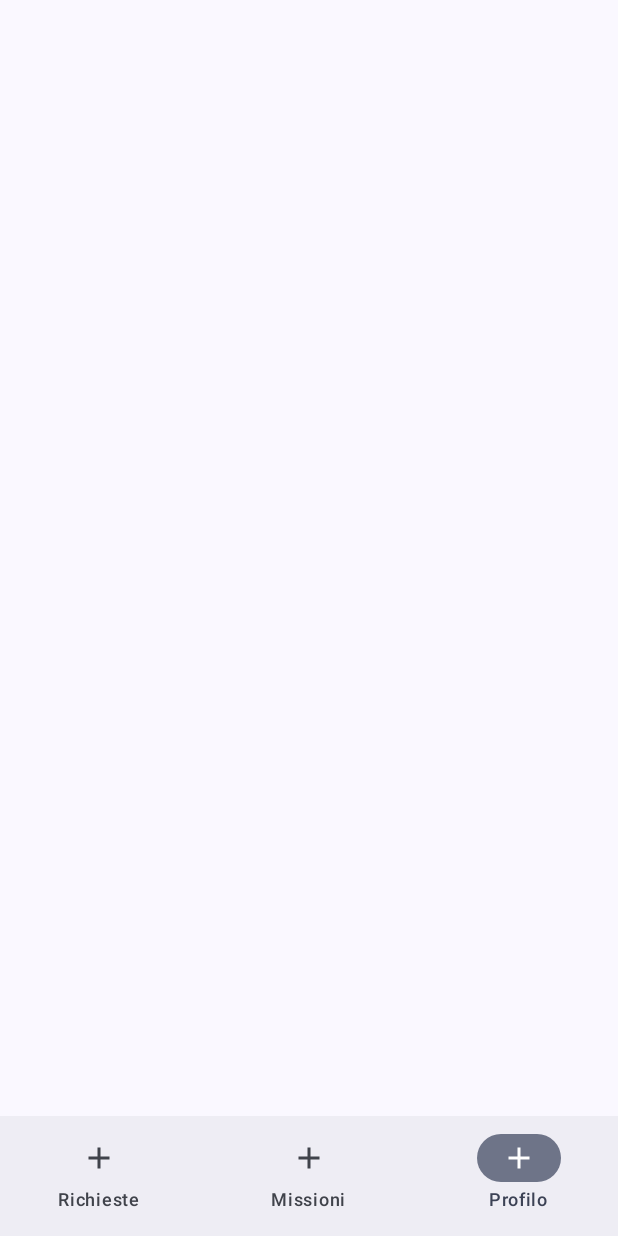
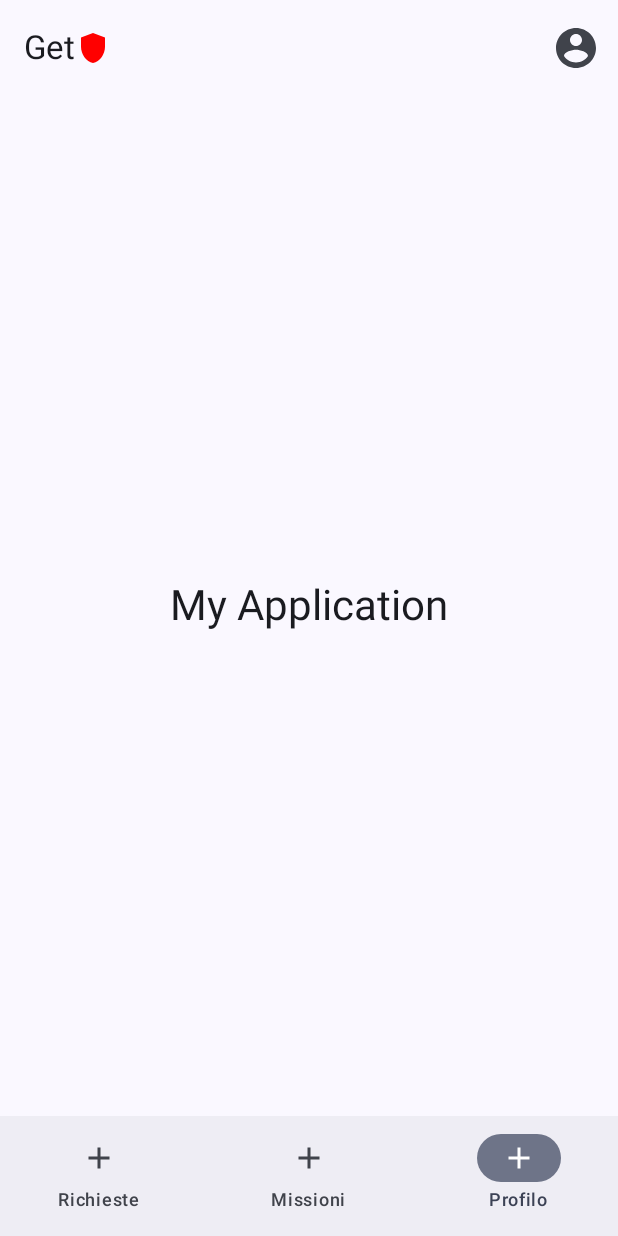
Before and after one commit to MattiaRocchi/GetRescued, an Android app built with Jetpack Compose: the ProfileScreen screen opened through its navigation route, on a phone screen of 412 x 824 dp. Run offline under Robolectric (Android 15) with nearby library versions, the phone set to English and light mode, and no system bars.

Commit message:
Add TopBar

```diff
--- a/app/src/main/java/com/example/myapplication/MainActivity.kt
+++ b/app/src/main/java/com/example/myapplication/MainActivity.kt
@@ -16,13 +16,17 @@ import com.example.myapplication.navigation.BottomNavBar
 import com.example.myapplication.navigation.NavItem
 import com.example.myapplication.ui.requests.RequestsScreen
 import com.example.myapplication.ui.theme.MyApplicationTheme
+import androidx.compose.material3.ExperimentalMaterial3Api
+import androidx.compose.ui.res.painterResource
+import com.example.myapplication.navigation.GetRescuedTopBar
+import com.example.myapplication.ui.profile.ProfileScreen
 
 class MainActivity : ComponentActivity() {
     override fun onCreate(savedInstanceState: Bundle?) {
         super.onCreate(savedInstanceState)
         setContent {
             MyApplicationTheme {
-                Surface(modifier = Modifier.Companion.fillMaxSize()) {
+                Surface(modifier = Modifier.fillMaxSize()) {
                     AppNavigation()
                 }
             }
@@ -30,33 +34,39 @@ class MainActivity : ComponentActivity() {
     }
 }
 
+@OptIn(ExperimentalMaterial3Api::class)
 @Composable
 fun AppNavigation() {
     val navController = rememberNavController()
 
     Scaffold(
+        topBar = {
+            GetRescuedTopBar(
+                navController = navController,
+                profileImage = painterResource(id = R.drawable.ic_profile_placeholder)
+            )
+        },
         bottomBar = { BottomNavBar(navController) }
     ) { padding ->
         NavHost(
             navController = navController,
             startDestination = NavItem.Requests.route,
-            modifier = Modifier.Companion.padding(padding)
+            modifier = Modifier.padding(padding)
         ) {
             composable(NavItem.Requests.route) {
                 RequestsScreen(navController)
             }
             composable(NavItem.Missions.route) {
-                //MissionsScreen(navController)
+                // MissionsScreen(navController)
             }
             composable(NavItem.Profile.route) {
-                //ProfileScreen(navController)
+                ProfileScreen(navController) // Implementata ora
             }
-            // Aggiungi le rotte per i dettagli
             composable("request_details/{requestId}") { backStackEntry ->
-                /*RequestDetailsScreen(
+                /* RequestDetailsScreen(
                     navController = navController,
                     requestId = backStackEntry.arguments?.getString("requestId") ?: ""
-                )*/
+                ) */
             }
         }
     }
--- /dev/null
+++ b/app/src/main/java/com/example/myapplication/navigation/TopBar.kt
@@ -0,0 +1,52 @@
+package com.example.myapplication.navigation
+
+import android.text.Layout
+import androidx.compose.foundation.Image
+import androidx.compose.foundation.layout.Row
+import androidx.compose.foundation.layout.size
+import androidx.compose.material.icons.Icons
+import androidx.compose.material.icons.filled.AccountCircle
+import androidx.compose.material3.ExperimentalMaterial3Api
+import androidx.compose.material3.Icon
+import androidx.compose.material3.IconButton
+import androidx.compose.material3.MaterialTheme
+import androidx.compose.material3.Text
+import androidx.compose.material3.TopAppBar
+import androidx.compose.runtime.Composable
+import androidx.compose.ui.Alignment
+import androidx.compose.ui.Modifier
+import androidx.compose.ui.graphics.Color
+import androidx.compose.ui.graphics.painter.Painter
+import androidx.compose.ui.res.painterResource
+import androidx.compose.ui.unit.dp
+import androidx.navigation.NavController
+import com.example.myapplication.R
+
+@OptIn(ExperimentalMaterial3Api::class)
+@Composable
+fun GetRescuedTopBar(
+    navController: NavController,
+    profileImage: Painter? = null
+) {
+    TopAppBar(
+        title = {
+            Row(verticalAlignment = Alignment.CenterVertically) {
+                Text("Get", style = MaterialTheme.typography.titleLarge)
+                Image(
+                    painter = painterResource(id = R.drawable.ic_red_cross),
+                    contentDescription = "Logo Croce Rossa",
+                    modifier = Modifier.size(24.dp)
+                )
+            }
+        },
+        actions = {
+            IconButton(onClick = { navController.navigate("profile") }) {
+                Icon(
+                    painter = profileImage ?: painterResource(id = R.drawable.ic_profile_placeholder),
+                    contentDescription = "Profilo utente",
+                    modifier = Modifier.size(32.dp)
+                )
+            }
+        }
+    )
+}
--- /dev/null
+++ b/app/src/main/java/com/example/myapplication/ui/profile/ProfileScreen.kt
@@ -0,0 +1,39 @@
+package com.example.myapplication.ui.profile
+
+import androidx.compose.foundation.layout.Arrangement
+import androidx.compose.foundation.layout.Column
+import androidx.compose.foundation.layout.fillMaxSize
+import androidx.compose.foundation.layout.padding
+import androidx.compose.material3.MaterialTheme
+import androidx.compose.material3.Scaffold
+import androidx.compose.material3.Text
+import androidx.compose.runtime.Composable
+import androidx.compose.ui.Alignment
+import androidx.compose.ui.Modifier
+import androidx.compose.ui.res.stringResource
+import androidx.compose.ui.text.style.TextAlign
+import androidx.compose.ui.unit.dp
+import androidx.navigation.NavController
+import com.example.myapplication.R
+import com.example.myapplication.navigation.GetRescuedTopBar
+
+@Composable
+fun ProfileScreen(navController: NavController) {
+    Scaffold(
+    ) { paddingValues ->
+        Column(
+            modifier = Modifier
+                .fillMaxSize()
+                .padding(paddingValues)
+                .padding(16.dp),
+            verticalArrangement = Arrangement.Center,
+            horizontalAlignment = Alignment.CenterHorizontally
+        ) {
+            Text(
+                text = stringResource(R.string.app_name),
+                style = MaterialTheme.typography.headlineMedium,
+                textAlign = TextAlign.Center
+            )
+        }
+    }
+}
--- /dev/null
+++ b/app/src/main/res/drawable/ic_profile_placeholder.xml
@@ -0,0 +1,10 @@
+<?xml version="1.0" encoding="utf-8"?>
+<vector xmlns:android="http://schemas.android.com/apk/res/android"
+    android:width="24dp"
+    android:height="24dp"
+    android:viewportWidth="24"
+    android:viewportHeight="24">
+    <path
+        android:fillColor="#666666"
+        android:pathData="M12,2C6.48,2 2,6.48 2,12s4.48,10 10,10 10,-4.48 10,-10S17.52,2 12,2zm0,3c1.66,0 3,1.34 3,3s-1.34,3-3,3 -3,-1.34 -3,-3 1.34,-3 3,-3zm0,14.2c-2.5,0 -4.71,-1.28 -6,-3.22 0.03,-1.99 4,-3.08 6,-3.08 1.99,0 5.97,1.09 6,3.08 -1.29,1.94 -3.5,3.22 -6,3.22z"/>
+</vector>
--- /dev/null
+++ b/app/src/main/res/drawable/ic_red_cross.xml
@@ -0,0 +1,10 @@
+<?xml version="1.0" encoding="utf-8"?>
+<vector xmlns:android="http://schemas.android.com/apk/res/android"
+    android:width="24dp"
+    android:height="24dp"
+    android:viewportWidth="24"
+    android:viewportHeight="24">
+    <path
+        android:fillColor="#FF0000"
+        android:pathData="M12,2L4,5v6.09c0,5.05 3.41,9.76 8,10.91 4.59,-1.15 8,-5.86 8,-10.91V5L12,2z"/>
+</vector>
```
